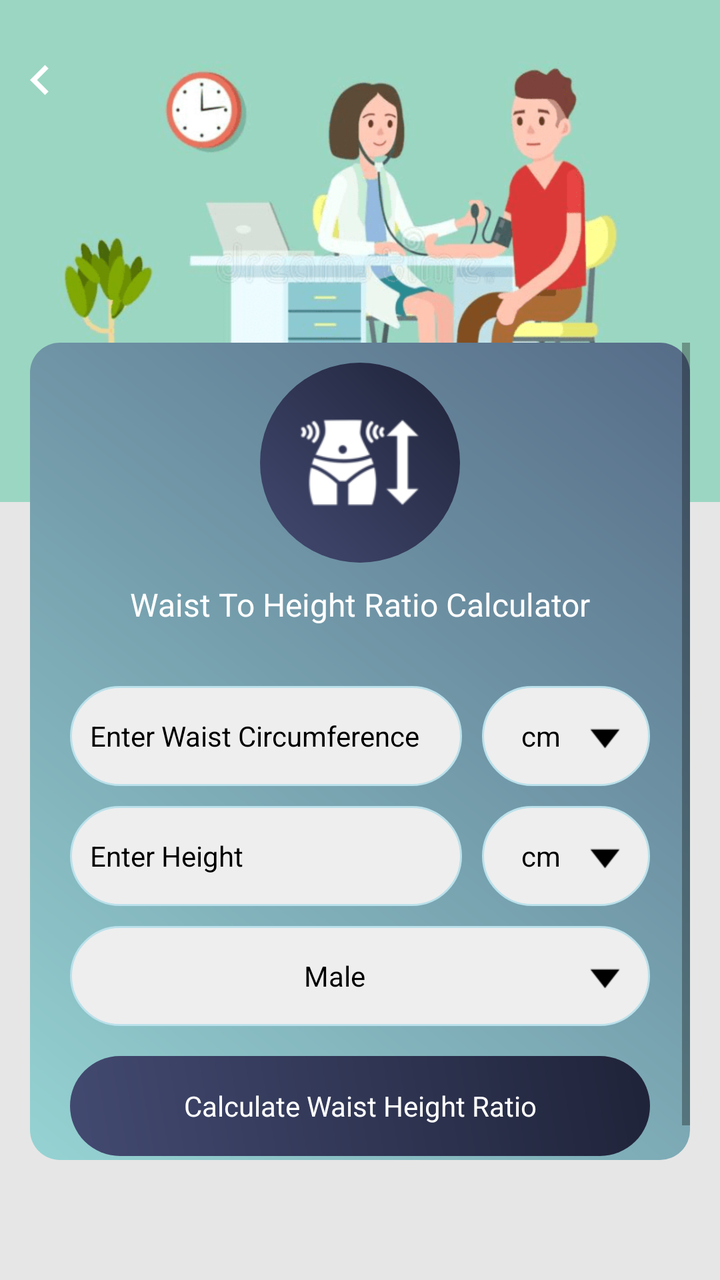
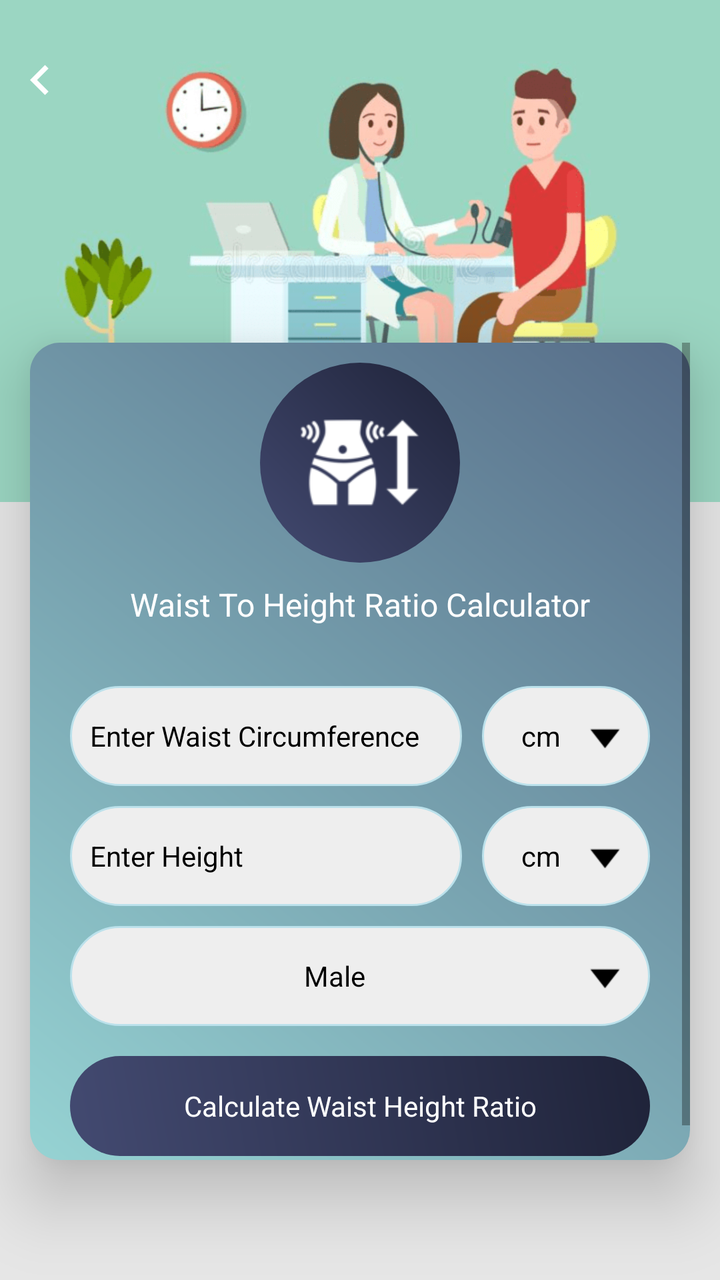

Before-and-after screenshots of an Android layout around one commit, followed by the original layout XML and the change that was made.
<!-- AndroidManifest.xml: application theme AppTheme -->
<!-- res/layout/waist_height_ratio.xml -->
<?xml version="1.0" encoding="utf-8"?>
<RelativeLayout xmlns:android="http://schemas.android.com/apk/res/android"
    xmlns:aapt="http://schemas.android.com/aapt"
    xmlns:app="http://schemas.android.com/apk/res-auto"
    android:layout_width="match_parent"
    android:layout_height="match_parent"
    android:background="@color/gray_color"
    android:orientation="vertical">


    <RelativeLayout
        android:id="@+id/banner"
        android:layout_width="match_parent"
        android:layout_height="wrap_content"
        android:background="@mipmap/calculator_banner_2">

    </RelativeLayout>

    <ImageView
        android:id="@+id/iv_back"
        android:layout_width="40dp"
        android:layout_height="40dp"
        android:layout_alignParentLeft="true"
        android:layout_alignParentTop="true"
        android:layout_marginTop="20dp"
        android:padding="5dp"
        android:src="@drawable/ic_chevron_left_white_24dp" />


    <LinearLayout
        android:id="@+id/cardviewone"
        android:layout_marginBottom="60dp"
        android:layout_width="match_parent"
        android:layout_height="wrap_content"
        android:layout_below="@+id/banner"
        android:layout_marginLeft="@dimen/text_15"
        android:layout_marginTop="-80dp"
        android:layout_marginRight="@dimen/text_15"
        android:orientation="horizontal"
        android:background="@drawable/a2_grad_black"
        app:cardElevation="20dip">


        <ScrollView
            android:layout_width="match_parent"
            android:layout_height="wrap_content"
            android:layout_above="@+id/normal_ad_include"
            android:layout_below="@+id/tv_waist_height_ratio">

            <LinearLayout
                android:layout_width="match_parent"
                android:layout_height="wrap_content"
                android:orientation="vertical">

                <RelativeLayout
                    android:layout_width="match_parent"
                    android:layout_height="wrap_content"
                    android:layout_above="@+id/cardviewone"
                    android:layout_marginTop="10dp">

                    <RelativeLayout
                        android:id="@+id/rel12"
                        android:layout_width="100dp"
                        android:layout_height="100dp"
                        android:layout_centerInParent="true"
                        android:background="@drawable/a3_grad">

                        <ImageView
                            android:id="@+id/iv_waist_height_ratio"
                            android:layout_width="60dp"
                            android:layout_height="60dp"
                            android:layout_centerInParent="true"
                            android:layout_centerHorizontal="true"
                            android:src="@drawable/img_waist_to_height_ratio" />
                    </RelativeLayout>
                </RelativeLayout>


                <TextView
                    android:id="@+id/tv_waist_height_ratio"
                    android:layout_width="match_parent"
                    android:layout_height="wrap_content"
                    android:layout_below="@+id/rel12"
                    android:layout_centerHorizontal="true"
                    android:layout_margin="10dp"
                    android:text="@string/waist_height_ratio"
                    android:textAlignment="center"
                    android:textColor="@color/white"
                    android:textSize="@dimen/textsize_16" />


                <LinearLayout
                    android:id="@+id/ll_bmi"
                    android:layout_width="match_parent"
                    android:layout_height="wrap_content"
                    android:layout_centerInParent="true"
                    android:layout_margin="20dp"
                    android:orientation="vertical">

                    <LinearLayout
                        android:layout_width="match_parent"
                        android:layout_height="wrap_content"
                        android:layout_centerInParent="true"
                        android:orientation="horizontal"
                        android:weightSum="10">

                        <EditText
                            android:id="@+id/et_weight"
                            android:layout_width="0dp"
                            android:layout_height="50dp"
                            android:layout_weight="7"
                            android:background="@drawable/corner2"
                            android:hint="@string/enter_waist"
                            android:imeOptions="actionNext"
                            android:inputType="numberDecimal"
                            android:maxLength="8"
                            android:paddingLeft="10dp"
                            android:textColor="@color/black"
                            android:textColorHint="@color/black"
                            android:textSize="@dimen/textsize_14" />

                        <TextView
                            android:id="@+id/tv_weightunit"
                            android:layout_width="0dp"
                            android:layout_height="match_parent"
                            android:layout_marginLeft="10dp"
                            android:layout_weight="3"
                            android:background="@drawable/corner2"
                            android:drawableRight="@mipmap/down"
                            android:gravity="center"
                            android:padding="10dp"
                            android:paddingLeft="10dp"
                            android:text="@string/cm"
                            android:textColor="@color/black"
                            android:textColorHint="@color/black"
                            android:textSize="@dimen/textsize_14" />
                    </LinearLayout>

                    <LinearLayout
                        android:layout_width="match_parent"
                        android:layout_height="wrap_content"
                        android:layout_centerInParent="true"
                        android:layout_marginTop="10dp"
                        android:orientation="horizontal"
                        android:weightSum="10">

                        <EditText
                            android:id="@+id/et_height"
                            android:layout_width="0dp"
                            android:layout_height="50dp"
                            android:layout_weight="7"
                            android:background="@drawable/corner2"
                            android:hint="@string/Enter_Height"
                            android:imeOptions="actionNext"
                            android:inputType="numberDecimal"
                            android:maxLength="8"
                            android:paddingLeft="10dp"
                            android:textColor="@color/black"
                            android:textColorHint="@color/black"
                            android:textSize="@dimen/textsize_14" />

                        <TextView
                            android:id="@+id/tv_heightunit"
                            android:layout_width="0dp"
                            android:layout_height="match_parent"
                            android:layout_marginLeft="10dp"
                            android:layout_weight="3"
                            android:background="@drawable/corner2"
                            android:drawableRight="@mipmap/down"
                            android:gravity="center"
                            android:padding="10dp"
                            android:paddingLeft="10dp"
                            android:text="@string/cm"
                            android:textColor="@color/black"
                            android:textColorHint="@color/black"
                            android:textSize="@dimen/textsize_14" />
                    </LinearLayout>

                    <LinearLayout
                        android:id="@+id/llbodyfat"
                        android:layout_width="match_parent"
                        android:layout_height="50dp"
                        android:layout_marginTop="10dp"
                        android:orientation="horizontal">

                        <TextView
                            android:id="@+id/tv_genderunit"
                            android:layout_width="0dp"
                            android:layout_height="match_parent"
                            android:layout_weight="7"
                            android:background="@drawable/corner2"
                            android:gravity="fill"
                            android:inputType="numberDecimal"
                            android:paddingLeft="5dp"
                            android:text="@string/Male"
                            android:textColor="@color/btnbackground1"
                            android:visibility="gone" />

                        <TextView
                            android:id="@+id/tv_gender"
                            android:layout_width="0dp"
                            android:layout_height="match_parent"
                            android:layout_weight="3"
                            android:background="@drawable/corner2"
                            android:drawableRight="@mipmap/down"
                            android:gravity="center"
                            android:padding="10dp"
                            android:paddingLeft="10dp"
                            android:text="@string/Male"
                            android:textColor="@color/black"
                            android:textColorHint="@color/black"
                            android:textSize="@dimen/textsize_14" />
                    </LinearLayout>

                    <TextView
                        android:id="@+id/tv_search_whr"
                        android:layout_width="match_parent"
                        android:layout_height="50dp"
                        android:layout_marginTop="15dp"
                        android:background="@drawable/a3_grad"
                        android:gravity="center"
                        android:text="@string/calculate_waist_height_ratio"
                        android:textColor="@color/white"
                        android:textColorHint="@color/white" />
                </LinearLayout>
            </LinearLayout>
        </ScrollView>

    </LinearLayout>


    <LinearLayout
        android:id="@+id/normal_ad_include"
        android:layout_width="match_parent"
        android:layout_height="wrap_content"
        android:orientation="vertical"
        android:layout_alignParentBottom="true"
        android:gravity="center"/>
</RelativeLayout>
<!-- resources referenced by this layout -->
<resources>
  <color name="black">#000000</color>
  <color name="btnbackground1">#000</color>
  <color name="gray_color">#E6E6E6</color>
  <color name="white">#ffffff</color>
  <dimen name="text_15">15sp</dimen>
  <dimen name="textsize_14">14sp</dimen>
  <dimen name="textsize_16">16sp</dimen>
  <!-- drawable a2_grad_black (drawable) -->
  <?xml version="1.0" encoding="utf-8"?>
  <shape xmlns:android="http://schemas.android.com/apk/res/android">
      <gradient
          android:angle="225"
          android:endColor="#96D3D3"
          android:startColor="#566C88" />
  
      <corners android:radius="15dp"/>
  
  </shape>
  <!-- drawable a3_grad (drawable) -->
  <?xml version="1.0" encoding="utf-8"?>
  <shape xmlns:android="http://schemas.android.com/apk/res/android">
  <gradient
      android:angle="225"
      android:endColor="#434A71"
      android:startColor="#1F2339" />
  
  <corners android:radius="200dp"/>
  
  </shape>
  <!-- drawable corner2 (drawable) -->
  <?xml version="1.0" encoding="utf-8"?>
  <shape xmlns:android="http://schemas.android.com/apk/res/android"
      android:shape="rectangle">
  
  
      <stroke
          android:width="1dp"
          android:color="#BBE1EB"/>
  
      <corners android:radius="200dp"/>
  
      <solid
          android:color="#EEEEEE"/>
  
  </shape>
  <!-- drawable ic_chevron_left_white_24dp (drawable) -->
  <vector android:height="24dp" android:tint="#FFFFFF"
      android:viewportHeight="24" android:viewportWidth="24"
      android:width="24dp" xmlns:android="http://schemas.android.com/apk/res/android">
      <path android:fillColor="@android:color/white" android:pathData="M15.41,7.41L14,6l-6,6 6,6 1.41,-1.41L10.83,12z"/>
  </vector>
  <!-- drawable img_waist_to_height_ratio: png bitmap (drawable, 2631 bytes) -->
  <!-- mipmap calculator_banner_2: png bitmap (mipmap-xhdpi, 70074 bytes) -->
  <!-- mipmap down: png bitmap (mipmap-xhdpi, 325 bytes) -->
  <string name="Enter_Height">Enter Height</string>
  <string name="Male">Male</string>
  <string name="calculate_waist_height_ratio">Calculate Waist Height Ratio</string>
  <string name="cm">cm</string>
  <string name="enter_waist">Enter Waist Circumference</string>
  <string name="waist_height_ratio">Waist To Height Ratio Calculator</string>
  <style name="AppTheme" parent="Theme.AppCompat.Light.DarkActionBar">
          
          <item name="colorPrimary">@color/colorPrimary</item>
          <item name="colorPrimaryDark">@color/colorPrimaryDark</item>
          <item name="colorAccent">@color/colorAccent</item>
      </style>
  <color name="colorPrimary">#434A71</color>
  <color name="colorPrimaryDark">#1F2339</color>
  <color name="colorAccent">#1F2339</color>
</resources>

<!-- the commit's change to res/layout/waist_height_ratio.xml (unified diff, before → after) -->
@@ -38,7 +38,7 @@
         android:layout_marginRight="@dimen/text_15"
         android:orientation="horizontal"
         android:background="@drawable/a2_grad_black"
-        app:cardElevation="20dip">
+        android:elevation="20dp">
 
 
         <ScrollView
